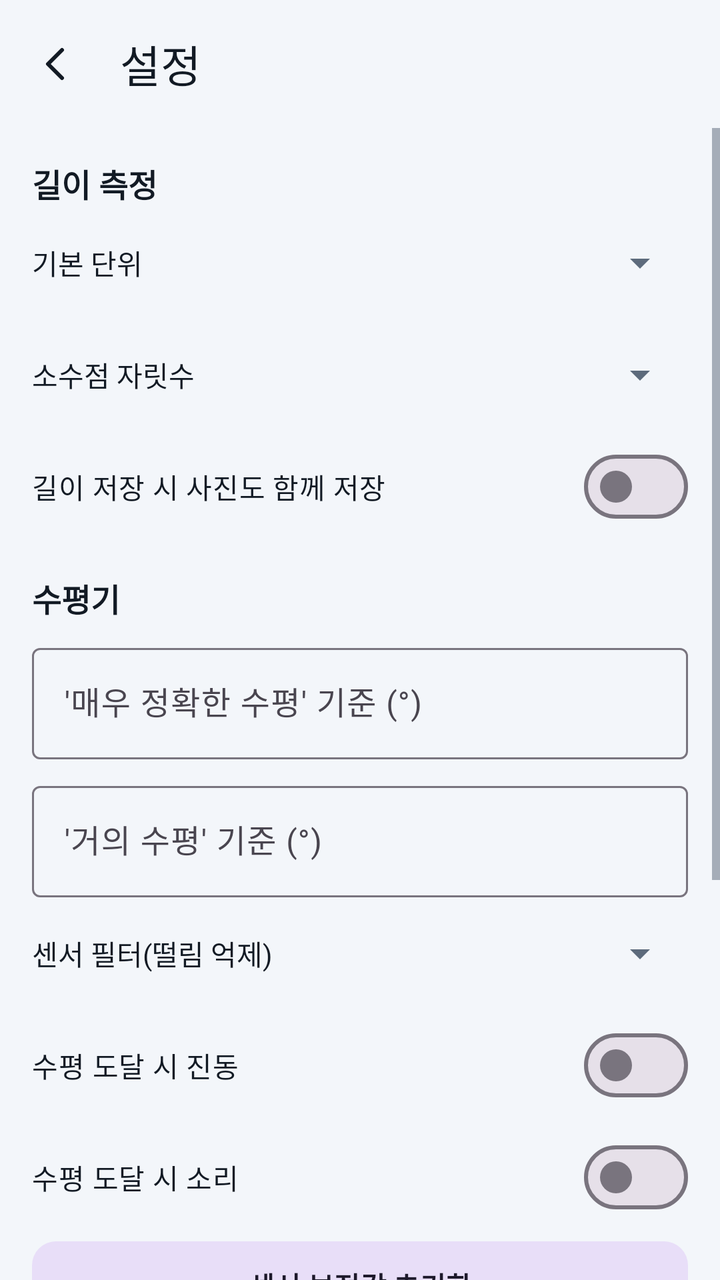
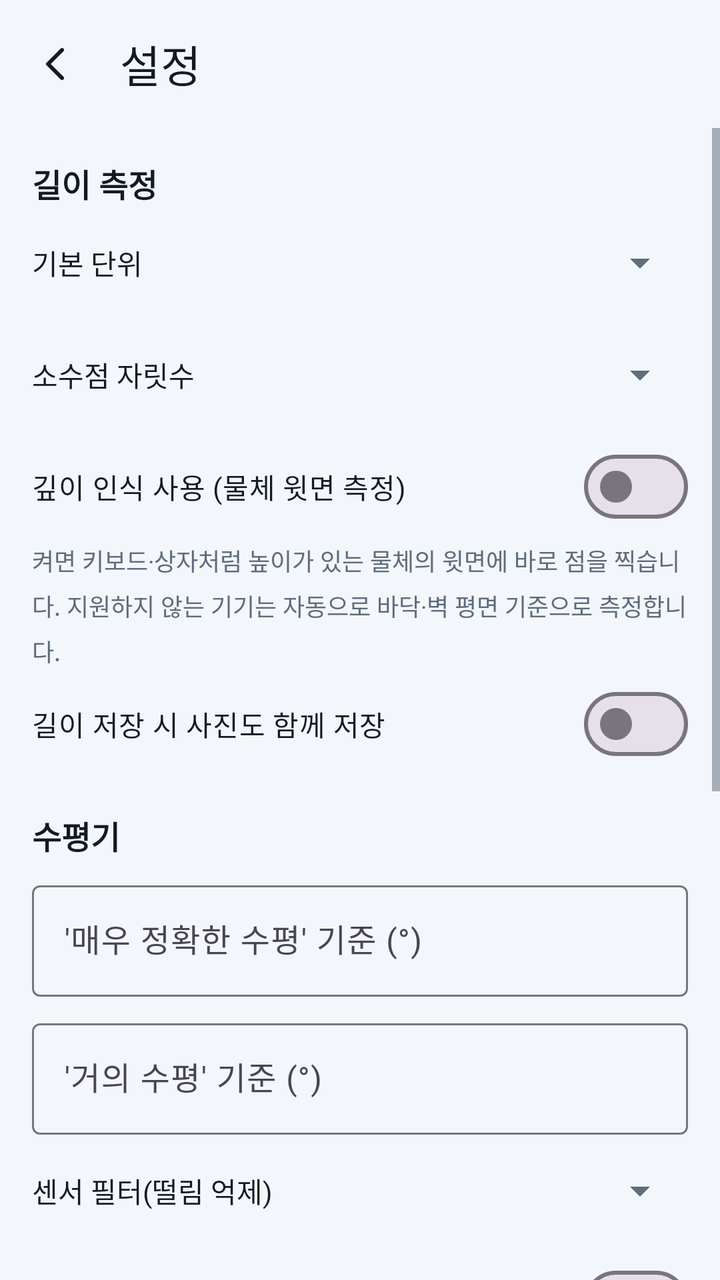

Before-and-after screenshots of an Android layout around one commit, followed by the original layout XML and the change that was made.
<!-- AndroidManifest.xml: application theme Theme.ARMeasure -->
<!-- res/layout/activity_settings.xml -->
<?xml version="1.0" encoding="utf-8"?>
<LinearLayout xmlns:android="http://schemas.android.com/apk/res/android"
    xmlns:app="http://schemas.android.com/apk/res-auto"
    android:layout_width="match_parent"
    android:layout_height="match_parent"
    android:background="@color/bg"
    android:orientation="vertical">
    <com.google.android.material.appbar.MaterialToolbar
        android:id="@+id/toolbar"
        android:layout_width="match_parent"
        android:layout_height="?attr/actionBarSize"
        app:navigationIcon="@drawable/ic_back"
        app:title="설정" />
    <ScrollView android:layout_width="match_parent" android:layout_height="match_parent">
        <LinearLayout android:layout_width="match_parent" android:layout_height="wrap_content" android:orientation="vertical" android:padding="16dp">
            <TextView style="@style/Text.Title" android:layout_width="wrap_content" android:layout_height="wrap_content" android:text="길이 측정" android:textSize="16sp" />
            <LinearLayout android:layout_width="match_parent" android:layout_height="56dp" android:gravity="center_vertical" android:orientation="horizontal">
                <TextView android:layout_width="0dp" android:layout_height="wrap_content" android:layout_weight="1" android:text="기본 단위" android:textColor="@color/text" />
                <Spinner android:id="@+id/spUnit" android:layout_width="120dp" android:layout_height="wrap_content" />
            </LinearLayout>
            <LinearLayout android:layout_width="match_parent" android:layout_height="56dp" android:gravity="center_vertical" android:orientation="horizontal">
                <TextView android:layout_width="0dp" android:layout_height="wrap_content" android:layout_weight="1" android:text="소수점 자릿수" android:textColor="@color/text" />
                <Spinner android:id="@+id/spDecimals" android:layout_width="120dp" android:layout_height="wrap_content" />
            </LinearLayout>
            <com.google.android.material.materialswitch.MaterialSwitch android:id="@+id/swPhoto" android:layout_width="match_parent" android:layout_height="56dp" android:text="길이 저장 시 사진도 함께 저장" android:textColor="@color/text" />

            <TextView style="@style/Text.Title" android:layout_width="wrap_content" android:layout_height="wrap_content" android:layout_marginTop="16dp" android:text="수평기" android:textSize="16sp" />
            <com.google.android.material.textfield.TextInputLayout android:layout_width="match_parent" android:layout_height="wrap_content" android:layout_marginTop="8dp" android:hint="'매우 정확한 수평' 기준 (°)">
                <com.google.android.material.textfield.TextInputEditText android:id="@+id/etT1" android:layout_width="match_parent" android:layout_height="wrap_content" android:inputType="numberDecimal" />
            </com.google.android.material.textfield.TextInputLayout>
            <com.google.android.material.textfield.TextInputLayout android:layout_width="match_parent" android:layout_height="wrap_content" android:layout_marginTop="8dp" android:hint="'거의 수평' 기준 (°)">
                <com.google.android.material.textfield.TextInputEditText android:id="@+id/etT2" android:layout_width="match_parent" android:layout_height="wrap_content" android:inputType="numberDecimal" />
            </com.google.android.material.textfield.TextInputLayout>
            <LinearLayout android:layout_width="match_parent" android:layout_height="56dp" android:gravity="center_vertical" android:orientation="horizontal">
                <TextView android:layout_width="0dp" android:layout_height="wrap_content" android:layout_weight="1" android:text="센서 필터(떨림 억제)" android:textColor="@color/text" />
                <Spinner android:id="@+id/spSmoothing" android:layout_width="160dp" android:layout_height="wrap_content" />
            </LinearLayout>
            <com.google.android.material.materialswitch.MaterialSwitch android:id="@+id/swVibrate" android:layout_width="match_parent" android:layout_height="56dp" android:text="수평 도달 시 진동" android:textColor="@color/text" />
            <com.google.android.material.materialswitch.MaterialSwitch android:id="@+id/swSound" android:layout_width="match_parent" android:layout_height="56dp" android:text="수평 도달 시 소리" android:textColor="@color/text" />
            <Button android:id="@+id/btnResetCalib" android:layout_width="match_parent" android:layout_height="wrap_content" android:text="센서 보정값 초기화" />

            <TextView style="@style/Text.Title" android:layout_width="wrap_content" android:layout_height="wrap_content" android:layout_marginTop="16dp" android:text="화면" android:textSize="16sp" />
            <LinearLayout android:layout_width="match_parent" android:layout_height="56dp" android:gravity="center_vertical" android:orientation="horizontal">
                <TextView android:layout_width="0dp" android:layout_height="wrap_content" android:layout_weight="1" android:text="테마" android:textColor="@color/text" />
                <Spinner android:id="@+id/spTheme" android:layout_width="160dp" android:layout_height="wrap_content" />
            </LinearLayout>

            <TextView style="@style/Text.Title" android:layout_width="wrap_content" android:layout_height="wrap_content" android:layout_marginTop="16dp" android:text="데이터" android:textSize="16sp" />
            <Button android:id="@+id/btnDeleteAll" style="@style/Widget.ARMeasure.Button.Danger" android:layout_width="match_parent" android:layout_height="wrap_content" android:text="측정 기록 전체 삭제" />
            <TextView android:id="@+id/storageInfo" style="@style/Text.Body" android:layout_width="match_parent" android:layout_height="wrap_content" android:textSize="12sp" />

            <TextView style="@style/Text.Title" android:layout_width="wrap_content" android:layout_height="wrap_content" android:layout_marginTop="16dp" android:text="앱 정보" android:textSize="16sp" />
            <TextView android:id="@+id/appInfo" style="@style/Text.Body" android:layout_width="match_parent" android:layout_height="wrap_content" />
        </LinearLayout>
    </ScrollView>
</LinearLayout>
<!-- resources referenced by this layout -->
<resources>
  <color name="bg">#0B0F14</color>
  <color name="text">#E8EEF6</color>
  <!-- drawable ic_back (drawable) -->
  <?xml version="1.0" encoding="utf-8"?>
  <vector xmlns:android="http://schemas.android.com/apk/res/android" android:width="24dp" android:height="24dp" android:viewportWidth="24" android:viewportHeight="24" android:tint="?attr/colorOnSurface">
      <path android:fillColor="#00000000" android:strokeColor="#FFFFFFFF" android:strokeWidth="2" android:strokeLineCap="round" android:strokeLineJoin="round" android:pathData="M15,5L8,12L15,19" />
  </vector>
  <style name="Text.Body" parent=""><item name="android:textSize">14sp</item><item name="android:textColor">@color/muted</item><item name="android:lineSpacingMultiplier">1.3</item></style>
  <style name="Text.Title" parent=""><item name="android:textSize">20sp</item><item name="android:textStyle">bold</item><item name="android:textColor">@color/text</item></style>
  <style name="Widget.ARMeasure.Button.Danger" parent="Widget.Material3.Button.OutlinedButton">
          <item name="android:minHeight">52dp</item>
          <item name="cornerRadius">12dp</item>
          <item name="android:textColor">@color/bad</item>
      </style>
  <style name="Theme.ARMeasure" parent="Theme.Material3.DayNight.NoActionBar">
          <item name="colorPrimary">@color/accent</item>
          <item name="colorOnPrimary">@color/on_accent</item>
          <item name="colorSecondary">@color/ok</item>
          <item name="colorError">@color/bad</item>
          <item name="android:colorBackground">@color/bg</item>
          <item name="colorSurface">@color/bg2</item>
          <item name="colorOnSurface">@color/text</item>
          <item name="colorOnBackground">@color/text</item>
          <item name="android:textColorPrimary">@color/text</item>
          <item name="android:textColorSecondary">@color/muted</item>
          <item name="android:windowBackground">@color/bg</item>
          <item name="android:statusBarColor">@color/bg</item>
          <item name="android:navigationBarColor">@color/bg</item>
          <item name="materialButtonStyle">@style/Widget.ARMeasure.Button</item>
      </style>
  <color name="muted">#8A99AD</color>
  <color name="bad">#FF5C6C</color>
  <color name="accent">#33D1FF</color>
  <color name="on_accent">#001018</color>
  <color name="ok">#2EE59D</color>
  <color name="bg2">#121821</color>
  <style name="Widget.ARMeasure.Button" parent="Widget.Material3.Button.TonalButton">
          <item name="android:minHeight">52dp</item>
          <item name="cornerRadius">12dp</item>
          <item name="android:textStyle">bold</item>
      </style>
</resources>

<!-- the commit's change to res/layout/activity_settings.xml (unified diff, before → after) -->
@@ -22,6 +22,8 @@
                 <TextView android:layout_width="0dp" android:layout_height="wrap_content" android:layout_weight="1" android:text="소수점 자릿수" android:textColor="@color/text" />
                 <Spinner android:id="@+id/spDecimals" android:layout_width="120dp" android:layout_height="wrap_content" />
             </LinearLayout>
+            <com.google.android.material.materialswitch.MaterialSwitch android:id="@+id/swDepth" android:layout_width="match_parent" android:layout_height="56dp" android:text="깊이 인식 사용 (물체 윗면 측정)" android:textColor="@color/text" />
+            <TextView style="@style/Text.Body" android:layout_width="match_parent" android:layout_height="wrap_content" android:textSize="12sp" android:text="켜면 키보드·상자처럼 높이가 있는 물체의 윗면에 바로 점을 찍습니다. 지원하지 않는 기기는 자동으로 바닥·벽 평면 기준으로 측정합니다." />
             <com.google.android.material.materialswitch.MaterialSwitch android:id="@+id/swPhoto" android:layout_width="match_parent" android:layout_height="56dp" android:text="길이 저장 시 사진도 함께 저장" android:textColor="@color/text" />
 
             <TextView style="@style/Text.Title" android:layout_width="wrap_content" android:layout_height="wrap_content" android:layout_marginTop="16dp" android:text="수평기" android:textSize="16sp" />
